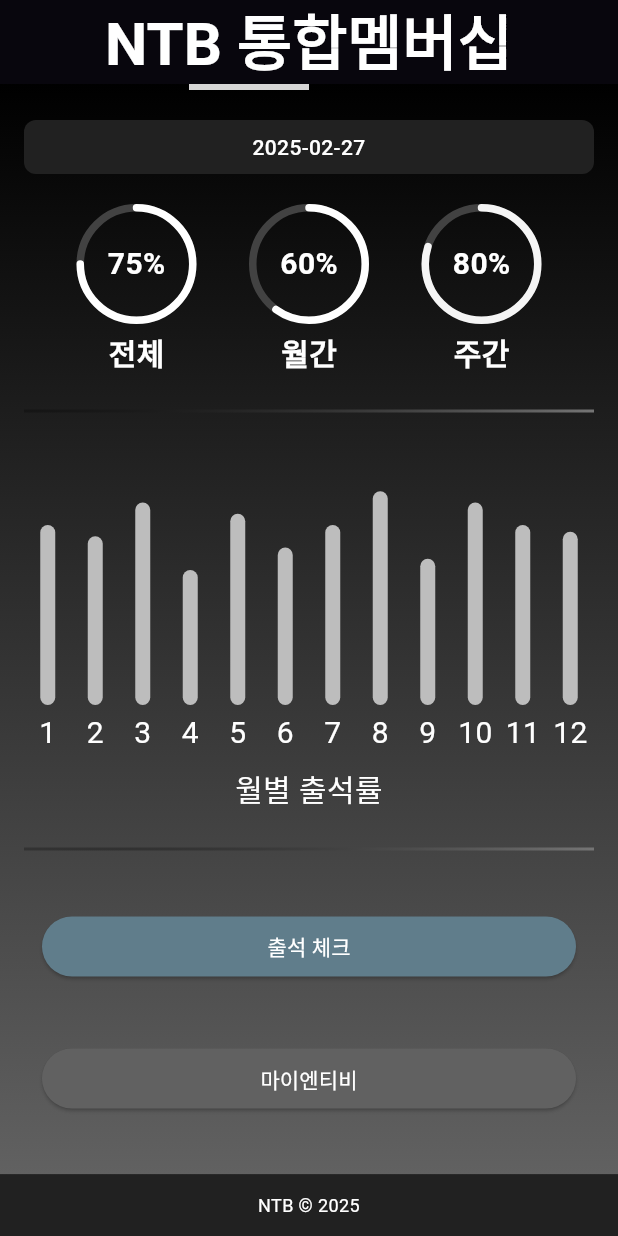
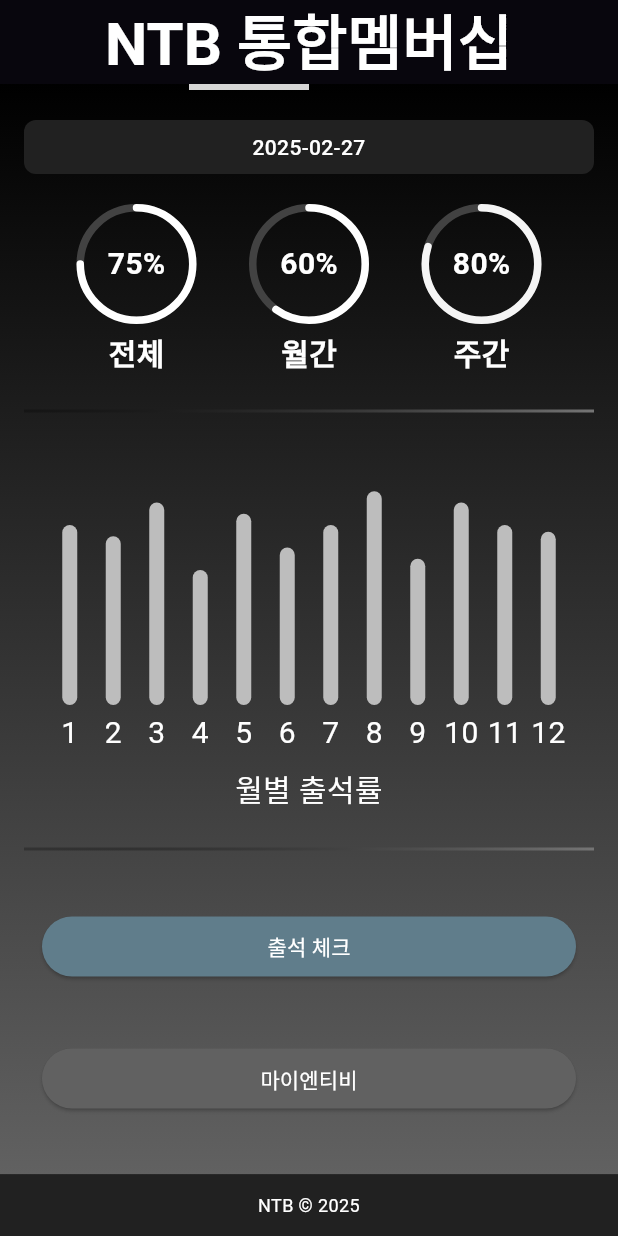
Before and after one commit to solardayz/ntb_app, a Flutter app: the screen it shows after launch, scrolled down 88 dp, on a phone screen of 412 x 824 dp. Run offline on Flutter 3.47's test engine with Material 3 defaults, Android fonts, the phone set to English and light mode, and no system bars; drawn by our look-alikes of percent_indicator; missing offline and left inert: mobile_scanner; network calls fail; grey boxes are pictures that could not be loaded.

Commit message:
Feat: Implement QR Scan Result Submission to Server
-   Adds functionality to send scanned QR code data to a remote server.
-   Introduces `http` package for making POST requests.
-   Implements `_sendQRDataToServer` to handle sending QR data in JSON format to `https://example.com/api/qr-scan`.
-   Displays an alert dialog with success or error messages based on the server's response.
- Adds network error handling with an alert dialog.
- Moves MonthlyChart widget into a padding.

```diff
--- a/lib/screens/membership_screen.dart
+++ b/lib/screens/membership_screen.dart
@@ -1,8 +1,11 @@
+import 'dart:convert';
+
 import 'package:flutter/material.dart';
 import 'package:intl/intl.dart';
+import 'package:http/http.dart' as http;
 import '../widgets/stat_circle.dart';
 import '../widgets/monthly_chart.dart';
-import 'qr_scanner_screen.dart';  // QR 스캐너 화면 import
+import 'qr_scanner_screen.dart';
 import 'user_screen.dart';
 
 class MembershipScreen extends StatefulWidget {
@@ -78,67 +81,62 @@ class _MembershipScreenState extends State<MembershipScreen> {
 
   String get formattedDate => DateFormat('yyyy-MM-dd').format(_selectedDate);
 
-  @override
-  Widget build(BuildContext context) {
-    return Scaffold(
-      appBar: AppBar(
-        title: const Text(
-          'NTB 통합멤버십',
-          style: TextStyle(
-            color: Colors.white,
-            fontWeight: FontWeight.bold,
-            fontSize: 40,
-          ),
-        ),
-        centerTitle: true,
-        backgroundColor: Colors.black,
-        elevation: 0,
-      ),
-      bottomNavigationBar: _buildFooter(),
-      body: Container(
-        decoration: BoxDecoration(
-          gradient: LinearGradient(
-            begin: Alignment.topCenter,
-            end: Alignment.bottomCenter,
-            colors: [Colors.black, Colors.grey[700]!],
-          ),
-        ),
-        child: SingleChildScrollView(
-          padding: const EdgeInsets.symmetric(vertical: 12.0, horizontal: 16.0),
-          child: Column(
-            crossAxisAlignment: CrossAxisAlignment.stretch,
-            children: [
-              _buildProfileSection(),
-              const SizedBox(height: 20),
-              _buildDateSelector(),
-              const SizedBox(height: 20),
-              _buildStatCircles(),
-              const SizedBox(height: 12),
-              _buildDivider(),
-              const SizedBox(height: 16),
-              _buildMonthlyChart(),
-              const SizedBox(height: 8),
-              const Text(
-                "월별 출석률",
-                textAlign: TextAlign.center,
-                style: TextStyle(
-                  fontSize: 20,
-                  fontWeight: FontWeight.w500,
-                  color: Colors.white,
-                ),
+  // QR 스캔 후 서버에 데이터를 전송하는 함수
+  Future<void> _sendQRDataToServer(String qrData) async {
+    final url = Uri.parse("https://example.com/api/qr-scan");
+    try {
+      final response = await http.post(
+        url,
+        headers: {'Content-Type': 'application/json'},
+        body: jsonEncode({'qrData': qrData}),
+      );
+      if (response.statusCode == 200) {
+        // 성공 응답 처리
+        showDialog(
+          context: context,
+          builder: (context) => AlertDialog(
+            title: const Text("서버 응답"),
+            content: Text("성공: ${response.body}"),
+            actions: [
+              TextButton(
+                onPressed: () => Navigator.pop(context),
+                child: const Text("확인"),
               ),
-              const SizedBox(height: 12),
-              _buildDivider(),
-              const SizedBox(height: 16),
-              _buildAttendanceCheckButton(), // 출석 체크 버튼 (QR 스캔)
-              const SizedBox(height: 16),
-              _buildButton(), // 마이엔티비 버튼
-              const SizedBox(height: 16),
             ],
           ),
+        );
+      } else {
+        // 에러 응답 처리
+        showDialog(
+          context: context,
+          builder: (context) => AlertDialog(
+            title: const Text("서버 응답"),
+            content: Text("오류: ${response.statusCode}"),
+            actions: [
+              TextButton(
+                onPressed: () => Navigator.pop(context),
+                child: const Text("확인"),
+              ),
+            ],
+          ),
+        );
+      }
+    } catch (e) {
+      // 네트워크 에러 처리
+      showDialog(
+        context: context,
+        builder: (context) => AlertDialog(
+          title: const Text("오류"),
+          content: Text("네트워크 오류: $e"),
+          actions: [
+            TextButton(
+              onPressed: () => Navigator.pop(context),
+              child: const Text("확인"),
+            ),
+          ],
         ),
-      ),
-    );
+      );
+    }
   }
 
   Widget _buildProfileSection() {
@@ -210,9 +208,12 @@ class _MembershipScreenState extends State<MembershipScreen> {
   }
 
   Widget _buildMonthlyChart() {
-    return MonthlyChart(
-      monthLabels: monthLabels,
-      animationHeights: _animationHeights,
+    return Padding(
+      padding: const EdgeInsets.symmetric(horizontal: 16.0),
+      child: MonthlyChart(
+        monthLabels: monthLabels,
+        animationHeights: _animationHeights,
+      ),
     );
   }
 
@@ -225,25 +226,14 @@ class _MembershipScreenState extends State<MembershipScreen> {
           backgroundColor: Colors.blueGrey,
         ),
         onPressed: () async {
-          // QR 스캐너 화면으로 이동
+          // QR 스캔 화면으로 이동 후 스캔 결과 받기
           final scannedData = await Navigator.push(
             context,
             MaterialPageRoute(builder: (context) => const QRScannerScreen()),
           );
           if (scannedData != null) {
-            showDialog(
-              context: context,
-              builder: (context) => AlertDialog(
-                title: const Text("QR 코드 스캔 결과"),
-                content: Text(scannedData.toString()),
-                actions: [
-                  TextButton(
-                    onPressed: () => Navigator.pop(context),
-                    child: const Text("확인"),
-                  ),
-                ],
-              ),
-            );
+            // 스캔 결과를 서버로 전송하는 로직 실행
+            await _sendQRDataToServer(scannedData.toString());
           }
         },
         child: const Text('출석 체크', style: TextStyle(color: Colors.white)),
@@ -293,4 +283,67 @@ class _MembershipScreenState extends State<MembershipScreen> {
       ),
     );
   }
+
+  @override
+  Widget build(BuildContext context) {
+    return Scaffold(
+      appBar: AppBar(
+        title: const Text(
+          'NTB 통합멤버십',
+          style: TextStyle(
+            color: Colors.white,
+            fontWeight: FontWeight.bold,
+            fontSize: 40,
+          ),
+        ),
+        centerTitle: true,
+        backgroundColor: Colors.black,
+        elevation: 0,
+      ),
+      bottomNavigationBar: _buildFooter(),
+      body: Container(
+        decoration: BoxDecoration(
+          gradient: LinearGradient(
+            begin: Alignment.topCenter,
+            end: Alignment.bottomCenter,
+            colors: [Colors.black, Colors.grey[700]!],
+          ),
+        ),
+        child: SingleChildScrollView(
+          padding: const EdgeInsets.symmetric(vertical: 12.0, horizontal: 16.0),
+          child: Column(
+            crossAxisAlignment: CrossAxisAlignment.stretch,
+            children: [
+              _buildProfileSection(),
+              const SizedBox(height: 20),
+              _buildDateSelector(),
+              const SizedBox(height: 20),
+              _buildStatCircles(),
+              const SizedBox(height: 12),
+              _buildDivider(),
+              const SizedBox(height: 16),
+              _buildMonthlyChart(),
+              const SizedBox(height: 8),
+              const Text(
+                "월별 출석률",
+                textAlign: TextAlign.center,
+                style: TextStyle(
+                  fontSize: 20,
+                  fontWeight: FontWeight.w500,
+                  color: Colors.white,
+                ),
+              ),
+              const SizedBox(height: 12),
+              _buildDivider(),
+              const SizedBox(height: 16),
+              _buildAttendanceCheckButton(),
+              const SizedBox(height: 16),
+              _buildButton(),
+              const SizedBox(height: 16),
+            ],
+          ),
+        ),
+      ),
+    );
+  }
 }
```
